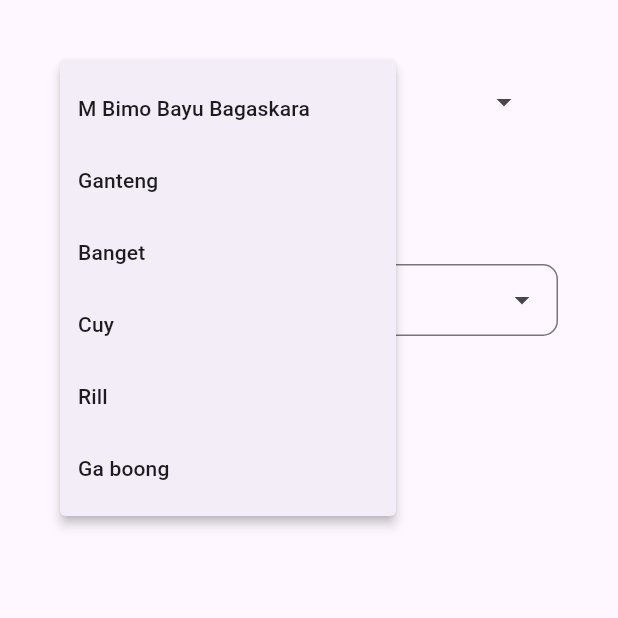
After one commit to Biyuraaa/TM10, a Flutter app: the DropdownPage screen opened directly, after a tap on "Select an item", on a phone screen of 412 x 824 dp, the top half of it. The commit adds this screen. Run offline on Flutter 3.47's test engine with Material 3 defaults, Android fonts, the light colour scheme and no system bars; drawn by our look-alikes of dropdown_search; our stand-ins replace logger; network calls fail.

Commit message:
menambahkan modul 55

```diff
--- a/lib/main.dart
+++ b/lib/main.dart
@@ -3,6 +3,7 @@ import 'package:provider/provider.dart';
 import 'package:tm_10/pages/add_color_page.dart';
 import 'package:tm_10/pages/application_lifecycle.dart';
 import 'package:tm_10/pages/checkbox.dart';
+import 'package:tm_10/pages/dropdown_page.dart';
 import 'package:tm_10/pages/future_builder.dart';
 import 'package:tm_10/pages/add_product_page.dart';
 import 'package:tm_10/pages/key.dart';
@@ -27,6 +28,7 @@ class _MyAppState extends State<MyApp> {
     const FutureBuilderApp(),
     KeyPage(),
     const CheckboxPage(),
+    const DropdownPage()
   ];
 
   void _onItemTapped(int index) {
@@ -67,9 +69,14 @@ class _MyAppState extends State<MyApp> {
                 icon: Icon(Icons.person),
                 label: '54',
               ),
+              BottomNavigationBarItem(
+                icon: Icon(Icons.person),
+                label: '55',
+              ),
             ],
             currentIndex: _selectedIndex,
             selectedItemColor: Colors.amber[800],
+            unselectedItemColor: Colors.grey,
             onTap: _onItemTapped,
           ),
         ),
--- /dev/null
+++ b/lib/pages/dropdown_page.dart
@@ -0,0 +1,79 @@
+import 'package:dropdown_search/dropdown_search.dart';
+import 'package:flutter/material.dart';
+
+class DropdownPage extends StatefulWidget {
+  const DropdownPage({Key? key}) : super(key: key);
+
+  @override
+  State<DropdownPage> createState() => _DropdownPageState();
+}
+
+class _DropdownPageState extends State<DropdownPage> {
+  String? selectedValue;
+  List<String> data = [
+    'M Bimo Bayu Bagaskara',
+    'Ganteng',
+    'Banget',
+    'Cuy',
+    'Rill',
+    'Ga boong',
+  ];
+
+  @override
+  Widget build(BuildContext context) {
+    return Scaffold(
+      body: Column(
+        children: [
+          Container(
+            padding: const EdgeInsets.all(20),
+            margin: const EdgeInsets.all(20),
+            child: DropdownButtonHideUnderline(
+              child: PopupMenuButton<String>(
+                child: ListTile(
+                  title: Text(selectedValue ?? "Select an item"),
+                  trailing: const Icon(Icons.arrow_drop_down),
+                ),
+                itemBuilder: (BuildContext context) {
+                  return data.map((String value) {
+                    return PopupMenuItem<String>(
+                      value: value,
+                      child: Text(value),
+                    );
+                  }).toList();
+                },
+                onSelected: (String? value) {
+                  setState(() {
+                    selectedValue = value;
+                  });
+                  print(value);
+                },
+              ),
+            ),
+          ),
+          Container(
+            padding: const EdgeInsets.all(20),
+            margin: const EdgeInsets.all(20),
+            child: DropdownSearch<String>(
+              popupProps: PopupProps.menu(
+                showSelectedItems: true,
+                disabledItemFn: (String s) => s.startsWith('I'),
+              ),
+              items: data,
+              onChanged: print,
+              selectedItem: "Halo bang",
+              dropdownDecoratorProps: DropDownDecoratorProps(
+                dropdownSearchDecoration: InputDecoration(
+                  border: OutlineInputBorder(
+                    borderRadius: BorderRadius.circular(10),
+                  ),
+                  contentPadding: const EdgeInsets.all(10),
+                  labelText: "Select an item",
+                ),
+              ),
+            ),
+          ),
+        ],
+      ),
+    );
+  }
+}
--- a/pubspec.yaml
+++ b/pubspec.yaml
@@ -35,7 +35,7 @@ dependencies:
   cupertino_icons:
   intl:
   provider:
-
+  dropdown_search:
   # The following adds the Cupertino Icons font to your application.
   # Use with the CupertinoIcons class for iOS style icons.
 
```
Also changed, not shown: pubspec.lock.
